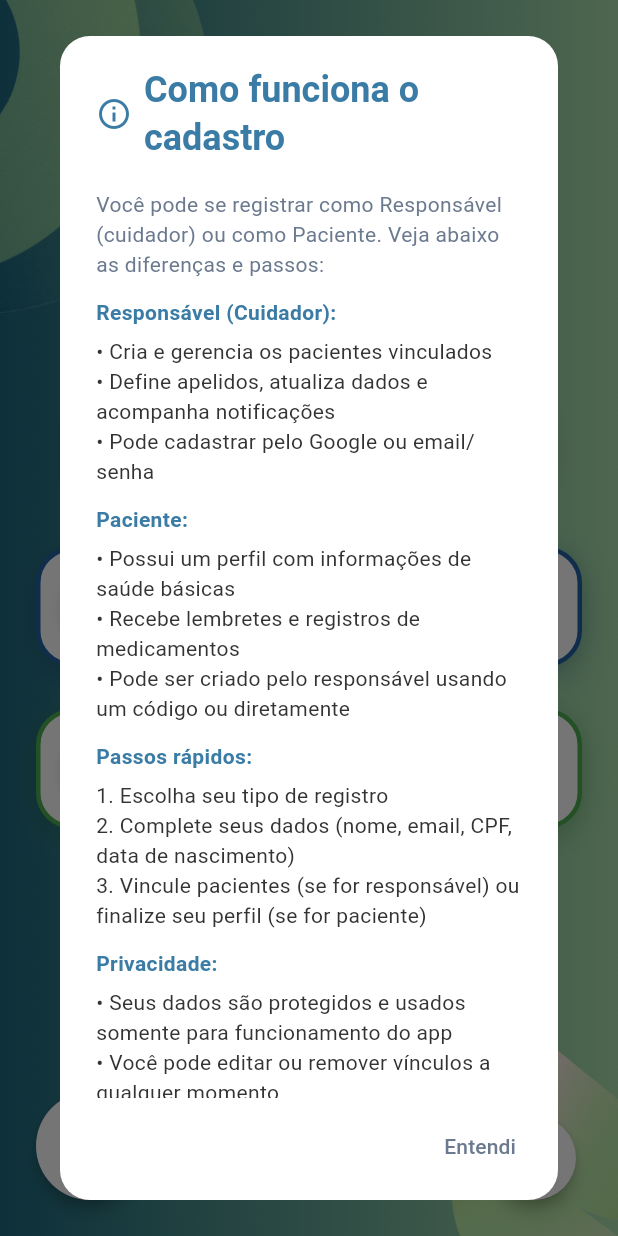
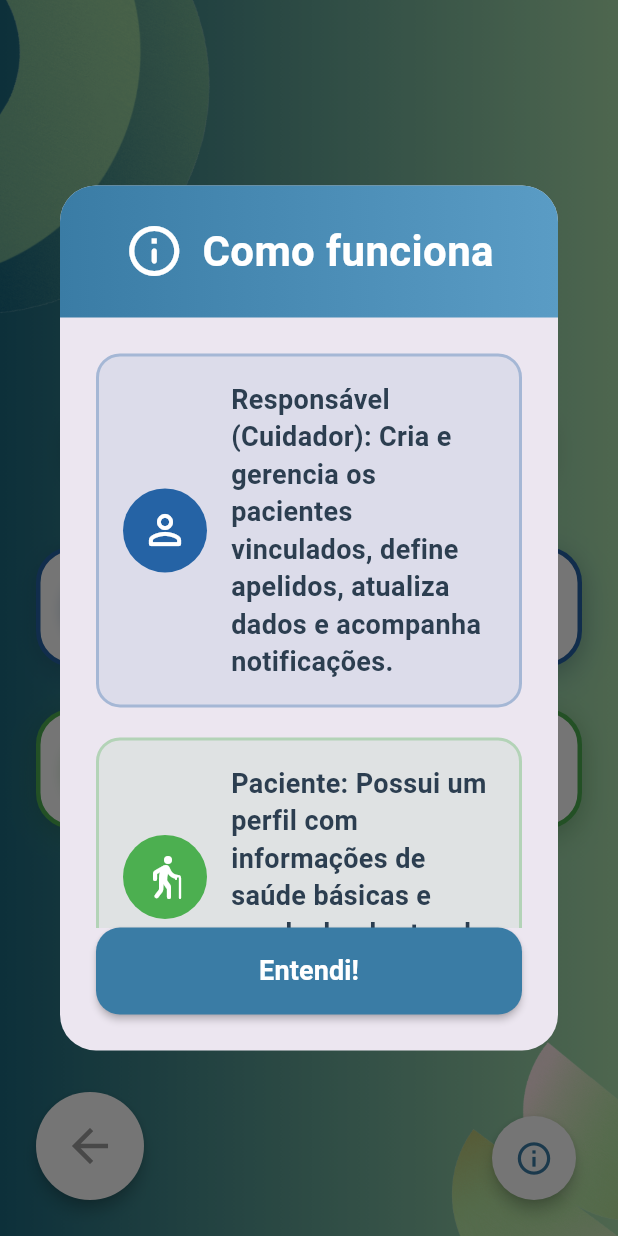
Before and after one commit to Pedro0826/Lembrar-Plus, a Flutter app: the RegisterPrincipalPage screen opened by its route, after a tap on the "info outline" icon, on a phone screen of 412 x 824 dp. Run offline on Flutter 3.47's test engine with Material 3 defaults, Android fonts, the phone set to English and light mode, and no system bars; our stand-ins replace carousel_slider, cloud_firestore, connectivity_plus, firebase_auth, firebase_core, firebase_storage and 3 more; missing offline and left inert: circular_menu, reorderable_grid; accounts and stored records are empty; generated files the repository leaves out were written again; Roboto replaces fonts that are missing (Montserrat).

Commit message:
Update Pop-Ups

```diff
--- a/lib/screens/register_codigo_paciente.dart
+++ b/lib/screens/register_codigo_paciente.dart
@@ -58,7 +58,8 @@ class _RegisterCodigoIdosoPageState extends State<RegisterCodigoIdosoPage> {
                 Expanded(
                   child: TextField(
                     controller: controller,
-                    keyboardType: TextInputType.number,
+                    keyboardType: TextInputType.text,
+                    textCapitalization: TextCapitalization.characters,
                     textAlign: TextAlign.center,
                     maxLength: 8,
                     decoration: const InputDecoration(
--- a/lib/screens/register_principal.dart
+++ b/lib/screens/register_principal.dart
@@ -22,109 +22,119 @@ class _RegisterPrincipalPageState extends State<RegisterPrincipalPage> {
   void _showInfoDialog(BuildContext context) {
     showDialog(
       context: context,
-      builder: (context) => AlertDialog(
-        shape: RoundedRectangleBorder(borderRadius: BorderRadius.circular(20)),
-        backgroundColor: Colors.white,
-        titlePadding: const EdgeInsets.fromLTRB(24, 20, 24, 0),
-        contentPadding: const EdgeInsets.fromLTRB(24, 12, 24, 0),
-        actionsPadding: const EdgeInsets.fromLTRB(16, 8, 16, 12),
-        title: Row(
-          children: const [
-            Icon(Icons.info_outline, color: Color(0xFF3A7CA5)),
-            SizedBox(width: 8),
-            Expanded(
-              child: Text(
-                'Como funciona o cadastro',
-                maxLines: 2,
-                softWrap: true,
-                overflow: TextOverflow.ellipsis,
-                style: TextStyle(
-                  fontFamily: 'Montserrat',
-                  fontWeight: FontWeight.bold,
-                  color: Color(0xFF3A7CA5),
+      barrierDismissible: true,
+      builder: (context) => Dialog(
+        shape: RoundedRectangleBorder(borderRadius: BorderRadius.circular(24)),
+        child: Container(
+          constraints: BoxConstraints(
+            maxWidth: 400,
+            maxHeight: MediaQuery.of(context).size.height * 0.7,
+          ),
+          child: Column(
+            mainAxisSize: MainAxisSize.min,
+            children: [
+              // Cabeçalho colorido
+              Container(
+                width: double.infinity,
+                padding: const EdgeInsets.symmetric(
+                  vertical: 24,
+                  horizontal: 24,
+                ),
+                decoration: const BoxDecoration(
+                  gradient: LinearGradient(
+                    colors: [Color(0xFF3A7CA5), Color(0xFF5A9CC5)],
+                  ),
+                  borderRadius: BorderRadius.only(
+                    topLeft: Radius.circular(24),
+                    topRight: Radius.circular(24),
+                  ),
+                ),
+                child: Row(
+                  mainAxisAlignment: MainAxisAlignment.center,
+                  children: const [
+                    Icon(
+                      Icons.info_outline_rounded,
+                      color: Colors.white,
+                      size: 40,
+                    ),
+                    SizedBox(width: 12),
+                    Text(
+                      'Como funciona',
+                      style: TextStyle(
+                        fontSize: 28,
+                        fontWeight: FontWeight.bold,
+                        color: Colors.white,
+                      ),
+                    ),
+                  ],
                 ),
               ),
-            ),
-          ],
-        ),
-        content: SingleChildScrollView(
-          child: Column(
-            crossAxisAlignment: CrossAxisAlignment.start,
-            mainAxisSize: MainAxisSize.min,
-            children: const [
-              SizedBox(height: 6),
-              Text(
-                'Você pode se registrar como Responsável (cuidador) ou como Paciente. Veja abaixo as diferenças e passos:',
-                style: TextStyle(color: Color(0xFF6B7A8F), fontSize: 14),
-              ),
-              SizedBox(height: 12),
-              Text(
-                'Responsável (Cuidador):',
-                style: TextStyle(
-                  fontFamily: 'Montserrat',
-                  fontWeight: FontWeight.bold,
-                  color: Color(0xFF3A7CA5),
+              // Conteúdo
+              Flexible(
+                child: SingleChildScrollView(
+                  padding: const EdgeInsets.all(24),
+                  child: Column(
+                    children: [
+                      _InfoRow(
+                        icon: Icons.person_outline_rounded,
+                        color: const Color(0xFF2563A5),
+                        text:
+                            'Responsável (Cuidador): Cria e gerencia os pacientes vinculados, define apelidos, atualiza dados e acompanha notificações.',
+                      ),
+                      const SizedBox(height: 20),
+                      _InfoRow(
+                        icon: Icons.elderly_rounded,
+                        color: const Color(0xFF4CAF50),
+                        text:
+                            'Paciente: Possui um perfil com informações de saúde básicas e recebe lembretes de medicamentos.',
+                      ),
+                      const SizedBox(height: 20),
+                      _InfoRow(
+                        icon: Icons.app_registration_rounded,
+                        color: const Color(0xFF3A7CA5),
+                        text:
+                            'Passos: Escolha seu tipo, complete seus dados (nome, email, CPF, data) e vincule pacientes.',
+                      ),
+                      const SizedBox(height: 20),
+                      _InfoRow(
+                        icon: Icons.lock_outline_rounded,
+                        color: const Color(0xFF6B7A8F),
+                        text:
+                            'Privacidade: Seus dados são protegidos e você pode editar ou remover vínculos a qualquer momento.',
+                      ),
+                    ],
+                  ),
                 ),
               ),
-              SizedBox(height: 6),
-              Text(
-                '• Cria e gerencia os pacientes vinculados\n• Define apelidos, atualiza dados e acompanha notificações\n• Pode cadastrar pelo Google ou email/senha',
-                style: TextStyle(fontSize: 14, color: Color(0xFF333333)),
-              ),
-              SizedBox(height: 12),
-              Text(
-                'Paciente:',
-                style: TextStyle(
-                  fontFamily: 'Montserrat',
-                  fontWeight: FontWeight.bold,
-                  color: Color(0xFF3A7CA5),
+              // Botão de fechar
+              Padding(
+                padding: const EdgeInsets.fromLTRB(24, 0, 24, 24),
+                child: SizedBox(
+                  width: double.infinity,
+                  child: ElevatedButton(
+                    style: ElevatedButton.styleFrom(
+                      backgroundColor: const Color(0xFF3A7CA5),
+                      foregroundColor: Colors.white,
+                      padding: const EdgeInsets.symmetric(vertical: 16),
+                      shape: RoundedRectangleBorder(
+                        borderRadius: BorderRadius.circular(16),
+                      ),
+                      elevation: 2,
+                    ),
+                    onPressed: () => Navigator.pop(context),
+                    child: const Text(
+                      'Entendi!',
+                      style: TextStyle(
+                        fontSize: 18,
+                        fontWeight: FontWeight.bold,
+                      ),
+                    ),
+                  ),
                 ),
-              ),
-              SizedBox(height: 6),
-              Text(
-                '• Possui um perfil com informações de saúde básicas\n• Recebe lembretes e registros de medicamentos\n• Pode ser criado pelo responsável usando um código ou diretamente',
-                style: TextStyle(fontSize: 14, color: Color(0xFF333333)),
-              ),
-              SizedBox(height: 12),
-              Text(
-                'Passos rápidos:',
-                style: TextStyle(
-                  fontFamily: 'Montserrat',
-                  fontWeight: FontWeight.bold,
-                  color: Color(0xFF3A7CA5),
-                ),
-              ),
-              SizedBox(height: 6),
-              Text(
-                '1. Escolha seu tipo de registro\n2. Complete seus dados (nome, email, CPF, data de nascimento)\n3. Vincule pacientes (se for responsável) ou finalize seu perfil (se for paciente)',
-                style: TextStyle(fontSize: 14, color: Color(0xFF333333)),
-              ),
-              SizedBox(height: 12),
-              Text(
-                'Privacidade:',
-                style: TextStyle(
-                  fontFamily: 'Montserrat',
-                  fontWeight: FontWeight.bold,
-                  color: Color(0xFF3A7CA5),
-                ),
-              ),
-              SizedBox(height: 6),
-              Text(
-                '• Seus dados são protegidos e usados somente para funcionamento do app\n• Você pode editar ou remover vínculos a qualquer momento',
-                style: TextStyle(fontSize: 14, color: Color(0xFF333333)),
               ),
             ],
           ),
         ),
-        actions: [
-          TextButton(
-            onPressed: () => Navigator.pop(context),
-            style: TextButton.styleFrom(
-              foregroundColor: const Color(0xFF6B7A8F),
-            ),
-            child: const Text('Entendi'),
-          ),
-        ],
       ),
     );
   }
@@ -314,3 +324,44 @@ class _RegisterPrincipalPageState extends State<RegisterPrincipalPage> {
     );
   }
 }
+
+class _InfoRow extends StatelessWidget {
+  final IconData icon;
+  final Color color;
+  final String text;
+
+  const _InfoRow({required this.icon, required this.color, required this.text});
+
+  @override
+  Widget build(BuildContext context) {
+    return Container(
+      padding: const EdgeInsets.all(16),
+      decoration: BoxDecoration(
+        color: color.withOpacity(0.08),
+        borderRadius: BorderRadius.circular(16),
+        border: Border.all(color: color.withOpacity(0.3), width: 2),
+      ),
+      child: Row(
+        children: [
+          Container(
+            padding: const EdgeInsets.all(12),
+            decoration: BoxDecoration(color: color, shape: BoxShape.circle),
+            child: Icon(icon, color: Colors.white, size: 32),
+          ),
+          const SizedBox(width: 16),
+          Expanded(
+            child: Text(
+              text,
+              style: const TextStyle(
+                fontSize: 18,
+                fontWeight: FontWeight.w600,
+                color: Color(0xFF2C3E50),
+                height: 1.4,
+              ),
+            ),
+          ),
+        ],
+      ),
+    );
+  }
+}
```
Also changed, not shown: lib/screens/notificacoes_responsavel.dart (+163 -66 lines).
